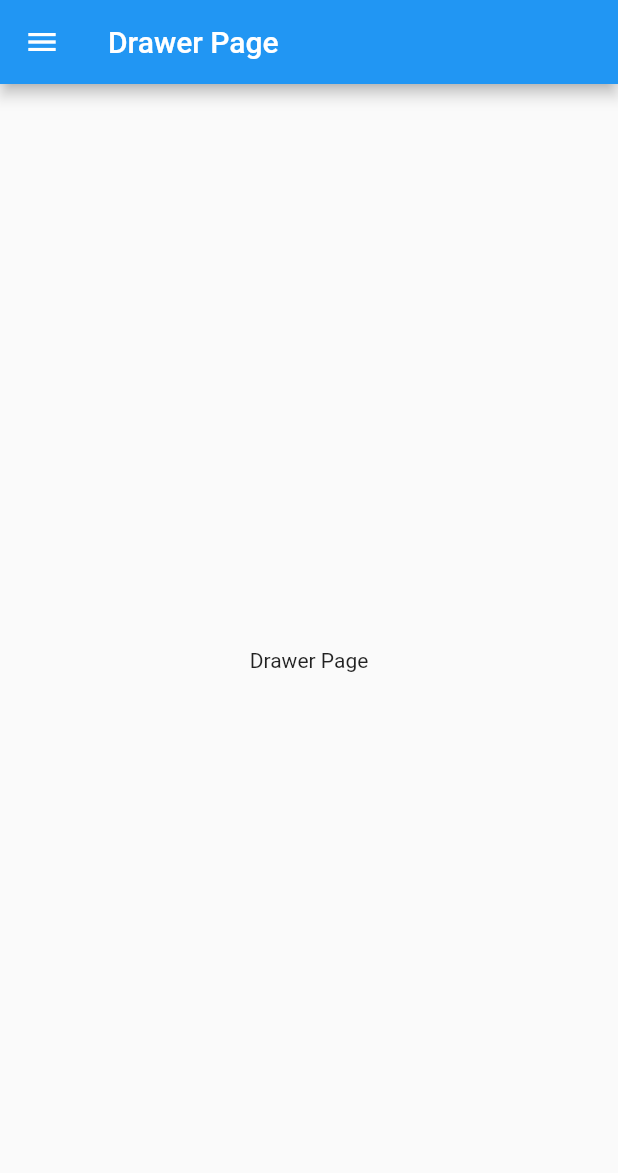
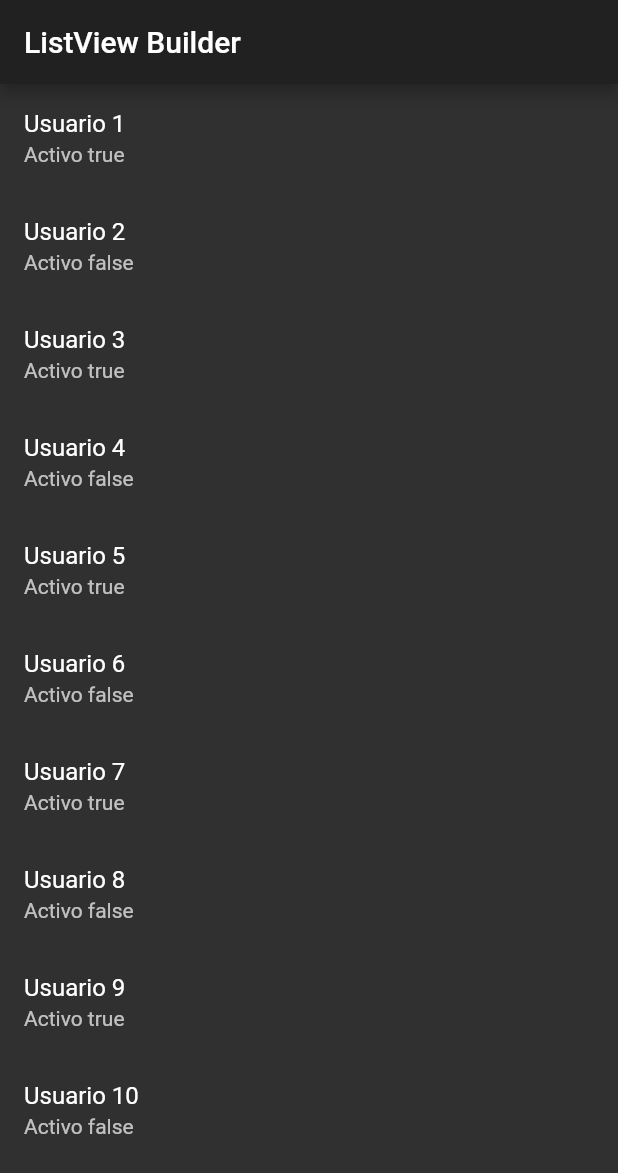
Before and after one commit to JorgeReneArevalo/Flutter, a Flutter app: the screen it shows after launch, on a phone screen of 412 x 824 dp. Shown: the top 1173 px of the screen. Run offline on Flutter 3.47's test engine with Material 2 defaults, Android fonts, the phone set to English and light mode, and no system bars.

Commit message:
ListViewBuilderPage

```diff
--- a/lib/main.dart
+++ b/lib/main.dart
@@ -1,14 +1,5 @@
 
-import 'package:app_prueba/ui/pages/botones_page.dart';
-import 'package:app_prueba/ui/pages/column_page.dart';
-import 'package:app_prueba/ui/pages/drawer_page.dart';
-import 'package:app_prueba/ui/pages/images_page.dart';
-import 'package:app_prueba/ui/pages/list_column_page..dart';
-import 'package:app_prueba/ui/pages/list_row_page.dart';
-import 'package:app_prueba/ui/pages/pageview_page.dart';
-import 'package:app_prueba/ui/pages/row_page.dart';
-import 'package:app_prueba/ui/pages/stack_page.dart';
-//import 'package:app_prueba/ui/pages/home_page.dart';
+import 'package:app_prueba/ui/pages/listview_builder_page..dart';
 import 'package:flutter/material.dart';
 
 void main() => runApp(MyApp());
@@ -19,7 +10,8 @@ class MyApp extends StatelessWidget {
     return MaterialApp(
       debugShowCheckedModeBanner: false,
       title: 'Material App',
-      home: DrawerPage(),
+      home: ListViewBuilderPage(),
+      theme: ThemeData.dark(),
     );
   }
 }
--- a/lib/models/menu_item_model.dart
+++ b/lib/models/menu_item_model.dart
@@ -11,6 +11,7 @@ class MenuItemModel {
   int id;
   String titulo;
   IconData leading;
+  //int? _variablePrivada;// Variables privadas
 }
 
 /*final List<MenuItemModel> opciones = [
--- /dev/null
+++ b/lib/models/usuario_model.dart
@@ -0,0 +1,44 @@
+// To parse this JSON data, do
+//
+//     final usuarioModel = usuarioModelFromJson(jsonString);
+//Viene de base es from json
+//To json para hacer post
+import 'dart:convert';
+
+UsuarioModel usuarioModelFromJson(String str) =>
+    UsuarioModel.fromJson(json.decode(str));
+
+String usuarioModelToJson(UsuarioModel data) => json.encode(data.toJson());
+
+class UsuarioModel {
+  UsuarioModel({
+    required this.usuarioNombre,
+    required this.usuarioId,
+    required this.usuarioActivo,
+  });
+
+  String usuarioNombre;
+  int usuarioId;
+  bool usuarioActivo;
+
+  factory UsuarioModel.fromJson(Map<String, dynamic> json) => UsuarioModel(
+        usuarioNombre: json["usuario_nombre"],
+        usuarioId: json["usuario_id"],
+        usuarioActivo: json["usuario_activo"],
+      );
+
+  Map<String, dynamic> toJson() => {
+        "usuario_nombre": usuarioNombre,
+        "usuario_id": usuarioId,
+        "usuario_activo": usuarioActivo,
+      };
+}
+
+List<UsuarioModel> usuarios = List.generate(
+    10,
+    (index) => UsuarioModel(
+        usuarioNombre: 'Usuario ${index + 1}',
+        usuarioId: index,
+        usuarioActivo: index % 2 == 0
+        //usuarioActivo: index % 2 == 0 ? true : false//
+        ));
--- /dev/null
+++ b/lib/ui/pages/listview_builder_page..dart
@@ -0,0 +1,58 @@
+import 'package:app_prueba/models/usuario_model.dart';
+import 'package:app_prueba/ui/widgets/alert_dialog_widget.dart';
+import 'package:flutter/material.dart';
+
+class ListViewBuilderPage extends StatelessWidget {
+  const ListViewBuilderPage({Key? key}) : super(key: key);
+
+  @override
+  Widget build(BuildContext context) {
+    return Scaffold(
+      appBar: AppBar(
+        title: Text('ListView Builder'),
+      ),
+      //body: PageView.builder(
+      body: ListView.builder(
+        itemBuilder: (BuildContext context, int index) {
+          final usuario = usuarios[index];
+          // /*if (usuario.usuarioActivo) {
+          //   return ListTile(
+          //     //title: Text('${usuarios[index].usuarioNombre}'),
+          //     //subtitle: Text('Activo ${usuarios[index].usuarioActivo}'),
+          //     title: Text('${usuario.usuarioNombre}'),
+          //     subtitle: Text('Activo ${usuario.usuarioActivo}'),
+          //   );
+          // } else {
+          //   return Container(
+          //     color: Colors.red,
+          //     width: double.infinity,
+          //     height: 40,
+          //   );
+          // }*/
+          return ListTile(
+              //title: Text('${usuarios[index].usuarioNombre}'),
+              //subtitle: Text('Activo ${usuarios[index].usuarioActivo}'),
+              title: Text('${usuario.usuarioNombre}'),
+              subtitle: Text('Activo ${usuario.usuarioActivo}'),
+              onTap: () {
+                print('${usuario.usuarioNombre}');
+                showDialog(
+                  barrierDismissible: false,
+                  context: context,
+                  builder: (context) {
+                    return AlertDilogs(
+                      usuario: usuario,
+                      onPressOk: () {
+                        print('OK');
+                        Navigator.of(context).pop();
+                      },
+                    );
+                  },
+                );
+              });
+        },
+        itemCount: usuarios.length,
+      ),
+    );
+  }
+}
--- a/lib/ui/widgets/menu_item_widget.dart
+++ b/lib/ui/widgets/menu_item_widget.dart
@@ -20,10 +20,13 @@ class MenuItem extends StatelessWidget {
         leading,
         color: Colors.blue,
       ),
-      trailing: dibujarTrailing ? Icon(trailing) : Text(''),
+      trailing: dibujarTrailing ? Icon(trailing ) : Text(''),
       onTap: () {
         print('Click en ListTile');
       },
     );
   }
 }
+/*
+MenuItemModel? p = MenuItemModel(id: 0, titulo: '');
+p.leading= Icons.ac_unit_outlined;*/
```
Also changed, not shown: lib/ui/widgets/alert_dialog_widget.dart (added, +60 -0 lines).
